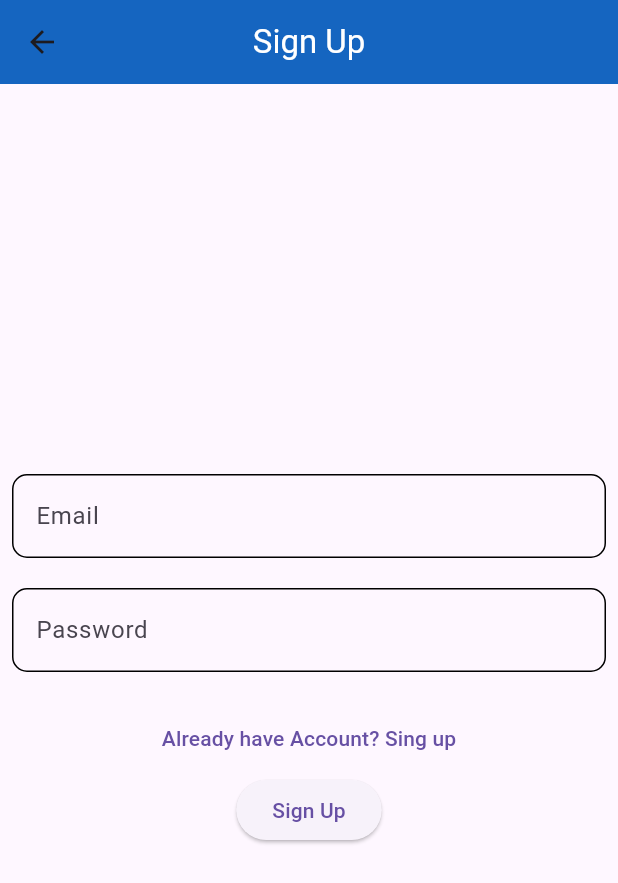
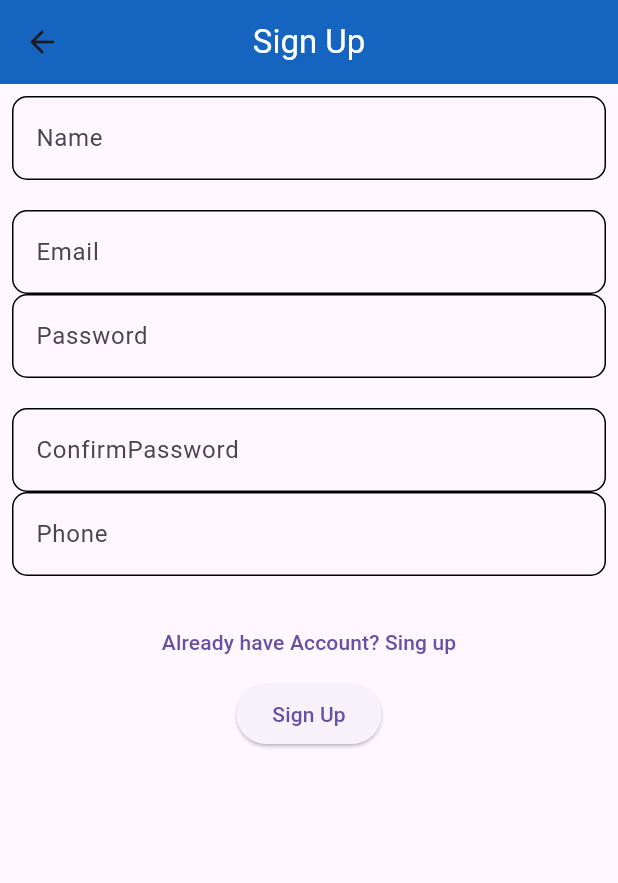
Before and after one commit to Krupaparmar30/chat_app, a Flutter app: the signUp screen opened by its route, on a phone screen of 412 x 824 dp. Shown: the top 883 px of the screen. Run offline on Flutter 3.47's test engine with Material 3 defaults, Android fonts, the phone set to English and light mode, and no system bars; our stand-ins replace cloud_firestore, firebase_auth, firebase_core, get, google_sign_in, sign_in_button; accounts and stored records are empty; network calls fail.

Commit message:
radhe krishna

```diff
--- a/lib/controllers/auth_controller/auth_controller.dart
+++ b/lib/controllers/auth_controller/auth_controller.dart
@@ -6,4 +6,8 @@ class AuthController extends GetxController
 {
   TextEditingController txtEmail=TextEditingController();
   TextEditingController txtPassword=TextEditingController();
+  TextEditingController txtName=TextEditingController();
+  TextEditingController txtConfirmPassword=TextEditingController();
+  TextEditingController txtPhone=TextEditingController();
+
 }
--- /dev/null
+++ b/lib/modal/cloud_modal/cloud_modal.dart
@@ -0,0 +1,32 @@
+class UserModalData {
+  String? name, email,image, password, phone, token;
+
+  UserModalData(
+      {required this.name,
+      required this.email,
+        required this.image,
+      required this.password,
+      required this.phone,
+      required this.token});
+
+  factory UserModalData.fromMap(Map m1) {
+    return UserModalData(
+        name: m1['name'],
+        email: m1['email'],
+        image: m1['image'],
+        password: m1['password'],
+        phone: m1['phone'],
+        token: m1['token']);
+  }
+
+  Map<String, String?> toMap(UserModalData user) {
+    return {
+      'name': user.name,
+      'email': user.email,
+      'image':user.image,
+      'password': user.password,
+      'phone': user.phone,
+      'token': user.token
+    };
+  }
+}
--- /dev/null
+++ b/lib/services/cloudFireStoreServices/cloudFireStoreServices.dart
@@ -0,0 +1,22 @@
+import 'package:chat_app/modal/cloud_modal/cloud_modal.dart';
+import 'package:cloud_firestore/cloud_firestore.dart';
+
+class CloudFireStoreServices {
+  CloudFireStoreServices._();
+
+  static CloudFireStoreServices cloudFireStoreServices =
+      CloudFireStoreServices._();
+
+  FirebaseFirestore fireBaseFireStore = FirebaseFirestore.instance;
+
+  void insertUserIntoFireStore(UserModalData user) {
+    fireBaseFireStore.collection("users").doc(user.email).set({
+      'name': user.name,
+      'email': user.email,
+      'image':user.image,
+      'password': user.password,
+      'phone': user.phone,
+      'token': user.token
+    });
+  }
+}
--- a/lib/views/auth/sign_up/sign_up.dart
+++ b/lib/views/auth/sign_up/sign_up.dart
@@ -1,7 +1,9 @@
 //sign in -> log in -> already account
 
 import 'package:chat_app/controllers/auth_controller/auth_controller.dart';
+import 'package:chat_app/modal/cloud_modal/cloud_modal.dart';
 import 'package:chat_app/services/auth_services/auth_services.dart';
+import 'package:chat_app/services/cloudFireStoreServices/cloudFireStoreServices.dart';
 import 'package:chat_app/views/homePage/homePage.dart';
 import 'package:flutter/material.dart';
 import 'package:get/get.dart';
@@ -16,13 +18,30 @@ class signUp extends StatelessWidget {
       appBar: AppBar(
         backgroundColor: Colors.blue.shade800,
         centerTitle: true,
-        title: Text("Sign Up",style: TextStyle(color: Colors.white),),
+        title: Text(
+          "Sign Up",
+          style: TextStyle(color: Colors.white),
+        ),
       ),
       body: Padding(
         padding: const EdgeInsets.all(8.0),
+        child: SingleChildScrollView(
+          scrollDirection: Axis.vertical,
           child: Column(
             mainAxisAlignment: MainAxisAlignment.center,
             children: [
+              TextField(
+                controller: controller.txtName,
+                decoration: InputDecoration(
+                    labelText: "Name",
+                    enabledBorder: OutlineInputBorder(
+                        borderRadius: BorderRadius.circular(10),
+                        borderSide: BorderSide(color: Colors.black)),
+                    focusedBorder: OutlineInputBorder(
+                        borderSide: BorderSide(color: Colors.black),
+                        borderRadius: BorderRadius.circular(10))),
+              ),
+              SizedBox(height: 20),
               TextField(
                 controller: controller.txtEmail,
                 decoration: InputDecoration(
@@ -34,13 +53,33 @@ class signUp extends StatelessWidget {
                         borderSide: BorderSide(color: Colors.black),
                         borderRadius: BorderRadius.circular(10))),
               ),
-            SizedBox(
-              height: 20
-            ),
               TextField(
                 controller: controller.txtPassword,
                 decoration: InputDecoration(
                     labelText: "Password",
+                    enabledBorder: OutlineInputBorder(
+                        borderRadius: BorderRadius.circular(10),
+                        borderSide: BorderSide(color: Colors.black)),
+                    focusedBorder: OutlineInputBorder(
+                        borderSide: BorderSide(color: Colors.black),
+                        borderRadius: BorderRadius.circular(10))),
+              ),
+              SizedBox(height: 20),
+              TextField(
+                controller: controller.txtConfirmPassword,
+                decoration: InputDecoration(
+                    labelText: "ConfirmPassword",
+                    enabledBorder: OutlineInputBorder(
+                        borderRadius: BorderRadius.circular(10),
+                        borderSide: BorderSide(color: Colors.black)),
+                    focusedBorder: OutlineInputBorder(
+                        borderSide: BorderSide(color: Colors.black),
+                        borderRadius: BorderRadius.circular(10))),
+              ),
+              TextField(
+                controller: controller.txtPhone,
+                decoration: InputDecoration(
+                    labelText: "Phone",
                     enabledBorder: OutlineInputBorder(
                         borderRadius: BorderRadius.circular(10),
                         borderSide: BorderSide(color: Colors.black)),
@@ -54,24 +93,38 @@ class signUp extends StatelessWidget {
               TextButton(
                   onPressed: () {
                     Get.back();
-
-
-                }, child: Text("Already have Account? Sing up")),
+                  },
+                  child: Text("Already have Account? Sing up")),
               ElevatedButton(
                   onPressed: () {
-
+                    if (controller.txtPassword.text ==
+                        controller.txtConfirmPassword.text)
                       AuthService.authService.createAccountWithEmailAndPassword(
                           controller.txtEmail.text, controller.txtPassword.text);
+                    UserModalData user = UserModalData(
+                        name: controller.txtName.text,
+                        email: controller.txtEmail.text,
+                        image:
+                            "https://cdni.iconscout.com/illustration/premium/thumb/female-user-image-illustration-download-in-svg-png-gif-file-formats--person-girl-business-pack-illustrations-6515859.png?f=webp",
+                        password: controller.txtPassword.text,
+                        phone: controller.txtPhone.text,
+                        token: "-------");
+                    CloudFireStoreServices.cloudFireStoreServices
+                        .insertUserIntoFireStore(user);
                     Get.back();
 
                     /////
                     controller.txtEmail.clear();
                     controller.txtPassword.clear();
+                    controller.txtName.clear();
+                    controller.txtConfirmPassword.clear();
+                    controller.txtPhone.clear();
                   },
                   child: Text("Sign Up"))
             ],
           ),
         ),
+      ),
     );
   }
 }
--- a/pubspec.yaml
+++ b/pubspec.yaml
@@ -40,6 +40,7 @@ dependencies:
   get: ^4.6.6
   google_sign_in: ^6.2.1
   sign_in_button: ^3.2.0
+  cloud_firestore: ^5.4.0
 
 dev_dependencies:
   flutter_test:
```
Also changed, not shown: pubspec.lock, 3 other files. Lines whose indentation alone changed are shown as unchanged.
